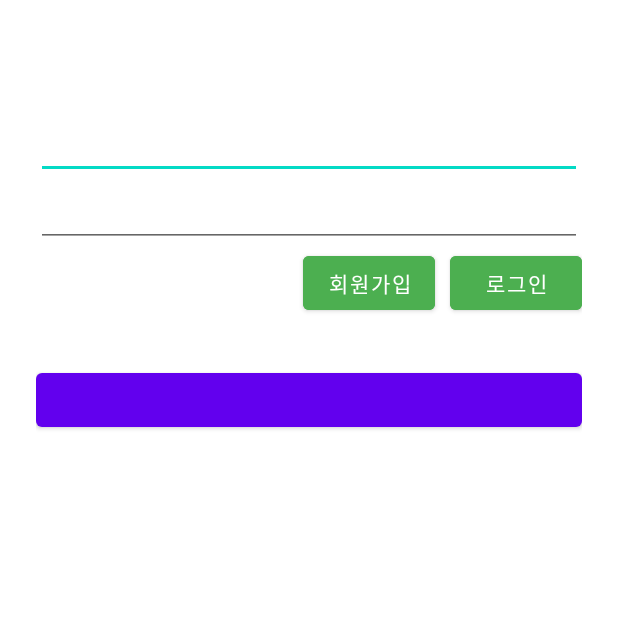
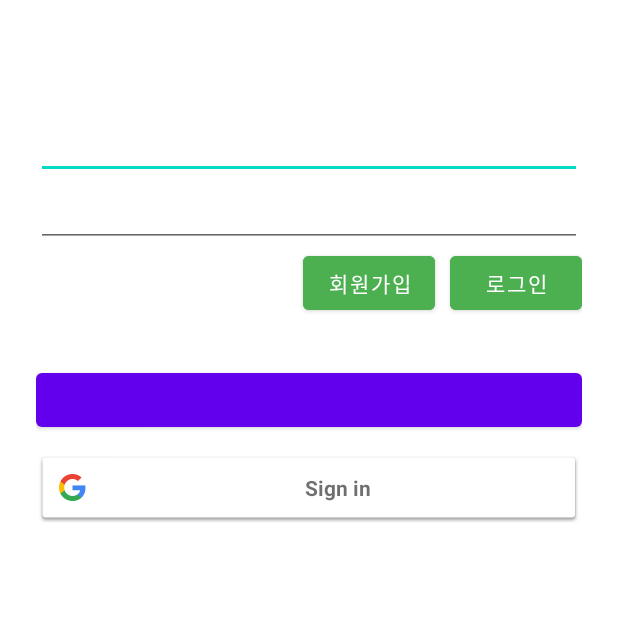
Before and after one commit to olseul/DPay, an Android app: the screen it shows after launch (LoginActivity), on a phone screen of 412 x 824 dp, the top half of it. Run offline under Robolectric (Android 15) with nearby library versions, the light colour scheme and no system bars; our stand-ins replace Firebase (no records; nobody signed in at launch, a user with empty details on screens opened directly); libraries missing offline, so code that uses them is left out: com.facebook, com.facebook.login; plain views replace LoginButton; 5 statements that could not run were skipped.

Commit message:
Feat: 구글 로그인 구현 중...

```diff
--- a/app/build.gradle
+++ b/app/build.gradle
@@ -46,11 +46,15 @@ dependencies {
     androidTestImplementation 'androidx.test.espresso:espresso-core:3.4.0'
 
     implementation 'com.github.bumptech.glide:glide:4.12.0'
-    implementation platform('com.google.firebase:firebase-bom:29.1.0')
+    implementation platform('com.google.firebase:firebase-bom:30.2.0')
 
     implementation 'com.google.firebase:firebase-database-ktx'
     implementation 'com.google.firebase:firebase-auth-ktx'
     implementation 'com.google.firebase:firebase-storage-ktx'
 
+    // 페이스북
     implementation 'com.facebook.android:facebook-login:latest.release'
+
+    // 구글
+    implementation 'com.google.android.gms:play-services-auth:20.2.0'
 }
--- a/app/src/main/java/com/example/dpay/login/LoginActivity.kt
+++ b/app/src/main/java/com/example/dpay/login/LoginActivity.kt
@@ -13,6 +13,10 @@ import com.facebook.FacebookCallback
 import com.facebook.FacebookException
 import com.facebook.login.LoginResult
 import com.facebook.login.widget.LoginButton
+import com.google.android.gms.auth.api.identity.BeginSignInRequest
+import com.google.android.gms.auth.api.signin.GoogleSignInClient
+import com.google.android.gms.common.SignInButton
+import com.google.android.gms.common.SignInButton.SIZE_WIDE
 import com.google.firebase.auth.FacebookAuthProvider
 import com.google.firebase.auth.FirebaseAuth
 import com.google.firebase.auth.ktx.auth
@@ -34,6 +38,7 @@ class LoginActivity:AppCompatActivity() {
         initSignUpButton()
         initEmailAndPasswordEditText()
         initFacebookLoginButton()
+        initGoogleLoginButton()
     }
 
     private fun initLoginButton() {
@@ -123,6 +128,9 @@ class LoginActivity:AppCompatActivity() {
         })
     }
 
+    private fun initGoogleLoginButton() {
+        // 여기서부터 구현
+    }
     private fun getInputEmail(): String {
         return findViewById<EditText>(R.id.emailEditText).text.toString()
     }
--- a/app/src/main/res/layout/activity_login.xml
+++ b/app/src/main/res/layout/activity_login.xml
@@ -51,4 +51,13 @@
         app:layout_constraintStart_toStartOf="parent"
         app:layout_constraintTop_toBottomOf="@+id/loginButton" />
 
+    <com.google.android.gms.common.SignInButton
+        android:id="@+id/googleLoginButton"
+        android:layout_width="0dp"
+        android:layout_height="wrap_content"
+        android:layout_marginTop="10dp"
+        app:layout_constraintEnd_toEndOf="parent"
+        app:layout_constraintStart_toStartOf="parent"
+        app:layout_constraintTop_toBottomOf="@+id/facebookLoginButton"/>
+
 </androidx.constraintlayout.widget.ConstraintLayout>
```
